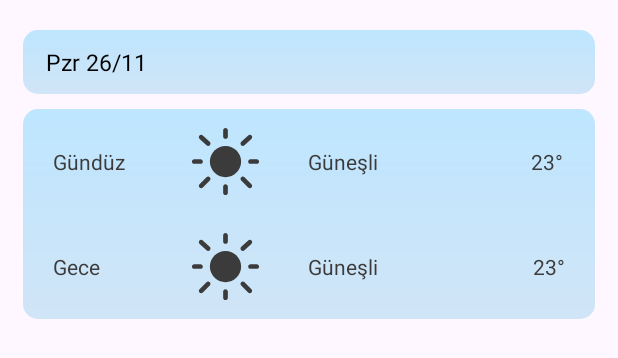
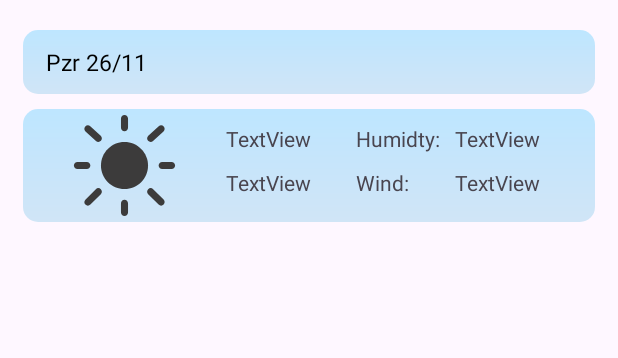
Before and after one commit to kOOnzTe/Weather-in-Turkey-App, an Android app: the layout weekly_weather.xml on its own in the app's theme, with its tools: preview values and no code run, on a phone screen of 412 x 824 dp. Shown: the top 358 px of the screen. Run offline under Robolectric (Android 15) with nearby library versions, the phone set to English and light mode, and no system bars.

Commit message:
I want to die

```diff
--- a/app/src/main/java/com/mid/bilweatherapp/DailyForecastRecyclerViewAdapter.kt
+++ b/app/src/main/java/com/mid/bilweatherapp/DailyForecastRecyclerViewAdapter.kt
@@ -7,6 +7,7 @@ import android.view.ViewGroup
 import android.widget.ImageView
 import android.widget.TextView
 import androidx.recyclerview.widget.RecyclerView
+import com.mid.bilweatherapp.db.DailyWeatherForecast
 
 class DailyForecastRecyclerViewAdapter(
     private val context: Context,
--- a/app/src/main/res/layout/weekly_weather.xml
+++ b/app/src/main/res/layout/weekly_weather.xml
@@ -4,10 +4,10 @@
     android:layout_height="wrap_content">
 
     <LinearLayout
-        android:layout_width="wrap_content"
+        android:layout_width="match_parent"
         android:layout_height="wrap_content"
-        android:paddingVertical="10dp"
-        android:orientation="vertical">
+        android:orientation="vertical"
+        android:paddingVertical="10dp">
 
         <!-- First RelativeLayout -->
         <RelativeLayout
@@ -33,107 +33,83 @@
 
         </RelativeLayout>
 
-        <RelativeLayout
+        <LinearLayout
             android:id="@+id/weekly_weather_layout"
             android:layout_width="match_parent"
             android:layout_height="wrap_content"
             android:layout_marginHorizontal="15dp"
             android:background="@drawable/rounded_rectangle_background">
 
+            <ImageView
+                android:id="@+id/morning_icon"
+                android:layout_width="75dp"
+                android:layout_height="75dp"
+                android:layout_marginHorizontal="30dp"
+                android:src="@drawable/sun" />
+
             <LinearLayout
-                android:id="@+id/morning_layout"
-                android:layout_width="match_parent"
-                android:layout_height="wrap_content"
-
-                android:layout_alignParentStart="true"
-                android:layout_alignParentEnd="true"
-                android:layout_marginStart="20dp"
-                android:layout_marginEnd="21dp"
-               android:layout_marginVertical="10dp"
-                android:orientation="horizontal">
+                android:layout_width="wrap_content"
+                android:layout_height="match_parent"
+                android:orientation="vertical">
 
                 <TextView
-                    android:id="@+id/morning_title"
-                    android:layout_width="60dp"
+                    android:id="@+id/maxCTv"
+                    android:layout_width="wrap_content"
                     android:layout_height="wrap_content"
-                    android:layout_gravity="center_vertical"
-                    android:text="Gündüz"
-                    android:textAppearance="@style/TextAppearance.AppCompat.Body1"
-                    android:textColor="@color/lightTextColor" />
-
-                <ImageView
-                    android:id="@+id/morning_icon"
-                    android:layout_width="50dp"
-                    android:layout_height="50dp"
-                    android:layout_marginHorizontal="30dp"
-                    android:src="@drawable/sun" />
+                    android:text="TextView"
+                    android:layout_marginTop="10dp"/>
 
                 <TextView
-                    android:id="@+id/morning_weather_desc"
-                    android:layout_width="0dp"
+                    android:id="@+id/minCTv"
+                    android:layout_width="match_parent"
                     android:layout_height="wrap_content"
-                    android:layout_gravity="center_vertical"
-                    android:layout_weight="1"
-                    android:text="Güneşli"
-                    android:textAppearance="@style/TextAppearance.AppCompat.Body1"
-                    android:textColor="@color/lightTextColor" />
-
-                <TextView
-                    android:id="@+id/morning_degree"
-                    android:layout_width="wrap_content"
-                    android:layout_height="wrap_content"
-                    android:layout_gravity="center_vertical"
-                    android:text="23°"
-                    android:textAppearance="@style/TextAppearance.AppCompat.Body1"
-                    android:textColor="@color/lightTextColor" />
+                    android:text="TextView"
+                    android:layout_marginTop="10dp"/>
             </LinearLayout>
 
             <LinearLayout
-                android:id="@+id/night_layout"
-                android:layout_width="match_parent"
-                android:layout_height="wrap_content"
-                android:layout_centerVertical="true"
-                android:layout_below="@id/morning_layout"
-                android:layout_marginStart="20dp"
-                android:layout_marginEnd="20dp"
-                android:layout_marginVertical="10dp"
-                android:orientation="horizontal">
+                android:layout_width="wrap_content"
+                android:layout_height="match_parent"
+                android:layout_marginLeft="30dp"
+                android:orientation="vertical">
 
                 <TextView
-                    android:id="@+id/night_title"
-                    android:layout_width="60dp"
+                    android:id="@+id/humidityLabel_tv"
+                    android:layout_width="wrap_content"
                     android:layout_height="wrap_content"
-                    android:layout_gravity="center_vertical"
-                    android:text="Gece"
-                    android:textAppearance="@style/TextAppearance.AppCompat.Body1"
-                    android:textColor="@color/lightTextColor" />
-
-                <ImageView
-                    android:id="@+id/night_icon"
-                    android:layout_width="50dp"
-                    android:layout_height="50dp"
-                    android:layout_marginHorizontal="30dp"
-                    android:src="@drawable/sun" />
+                    android:layout_marginTop="10dp"
+                    android:text="Humidty:" />
 
                 <TextView
-                    android:id="@+id/night_weather_desc"
-                    android:layout_width="0dp"
+                    android:id="@+id/windLabel_tv"
+                    android:layout_width="match_parent"
                     android:layout_height="wrap_content"
-                    android:layout_gravity="center_vertical"
-                    android:layout_weight="1"
-                    android:text="Güneşli"
-                    android:textAppearance="@style/TextAppearance.AppCompat.Body1"
-                    android:textColor="@color/lightTextColor" />
+                    android:layout_marginTop="10dp"
+                    android:text="Wind:" />
+            </LinearLayout>
+
+            <LinearLayout
+                android:layout_width="wrap_content"
+                android:layout_height="match_parent"
+                android:layout_marginLeft="10dp"
+                android:orientation="vertical">
 
                 <TextView
-                    android:id="@+id/night_degree"
+                    android:id="@+id/humidity_tv"
                     android:layout_width="wrap_content"
                     android:layout_height="wrap_content"
-                    android:layout_gravity="center_vertical"
-                    android:text="23°"
-                    android:textAppearance="@style/TextAppearance.AppCompat.Body1"
-                    android:textColor="@color/lightTextColor" />
+                    android:layout_marginTop="10dp"
+                    android:text="TextView" />
+
+                <TextView
+                    android:id="@+id/wind_tv"
+                    android:layout_width="match_parent"
+                    android:layout_height="wrap_content"
+                    android:layout_marginTop="10dp"
+                    android:text="TextView" />
             </LinearLayout>
-        </RelativeLayout>
+
+        </LinearLayout>
+
     </LinearLayout>
 </RelativeLayout>
```
